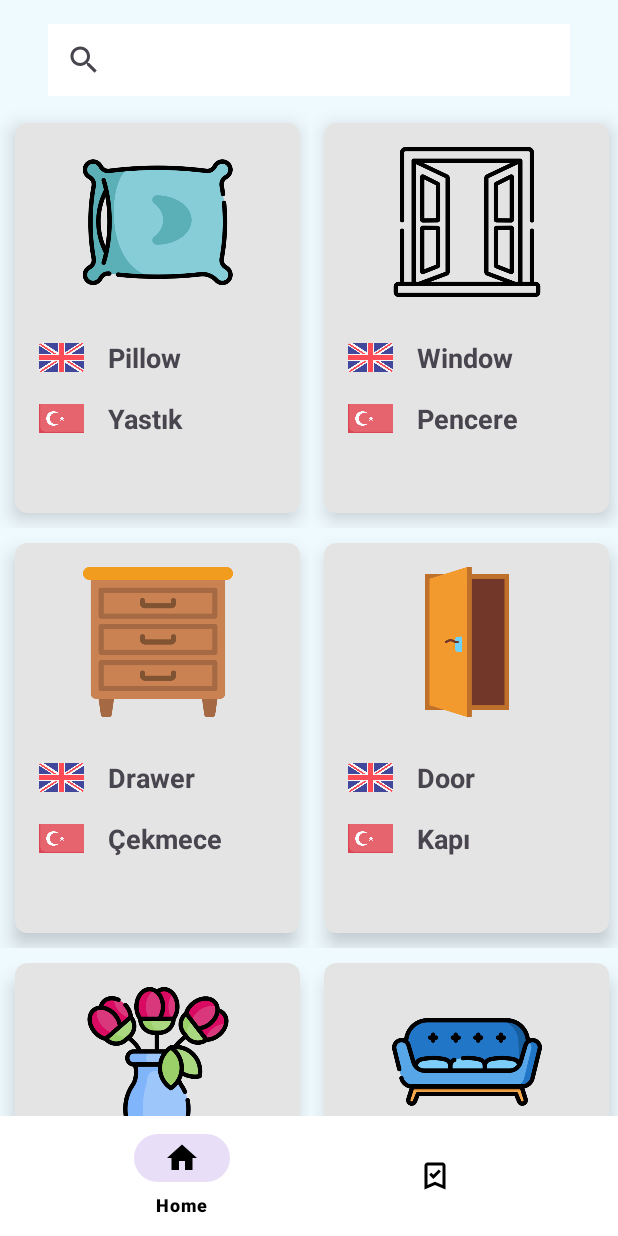
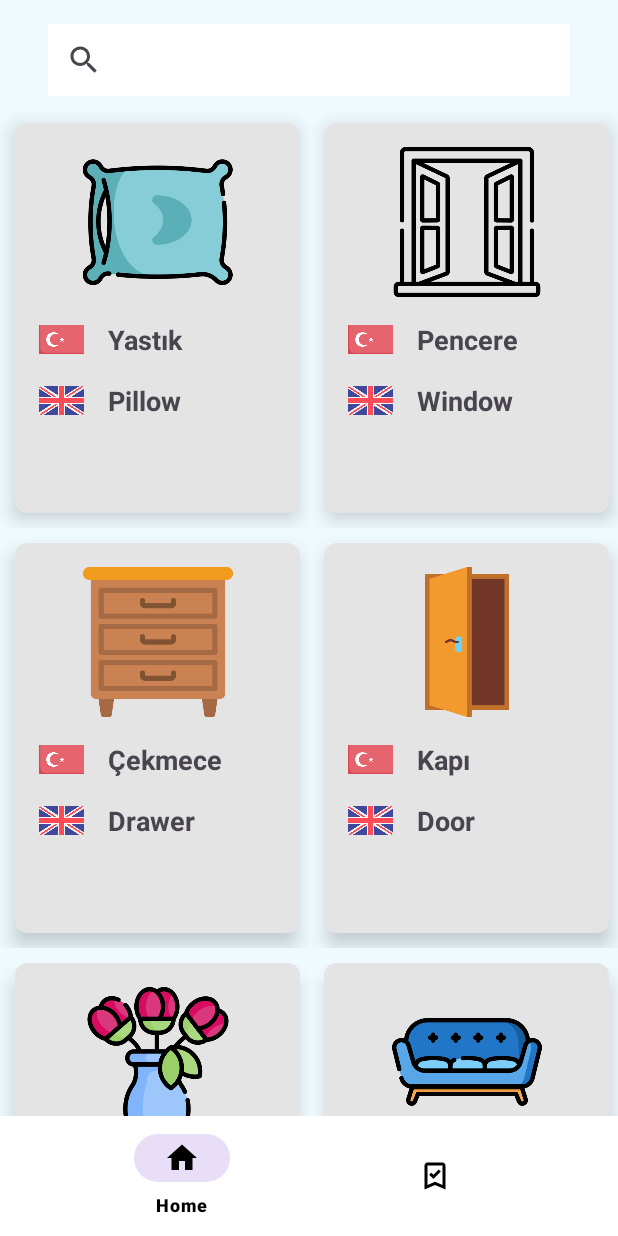
Before and after one commit to mertncu/LingualLexicon, an Android app: the screen it shows after launch (MainActivity), on a phone screen of 412 x 824 dp. Run offline under Robolectric (Android 15) with nearby library versions, the phone set to English and light mode, and no system bars; our stand-ins replace navigation-ui.

Commit message:
Refactor words item layout

```diff
--- a/app/src/main/res/layout/item_layout_words_list.xml
+++ b/app/src/main/res/layout/item_layout_words_list.xml
@@ -29,8 +29,9 @@
                 app:layout_constraintTop_toTopOf="parent"
                 app:srcCompat="@drawable/keyboard" />
 
+            <!-- Türkçe Kelime -->
             <ImageView
-                android:id="@+id/imageView2"
+                android:id="@+id/imageViewTurkish"
                 android:layout_width="30dp"
                 android:layout_height="30dp"
                 android:layout_marginStart="16dp"
@@ -50,26 +51,13 @@
                 android:textSize="18sp"
                 android:textStyle="bold"
                 app:layout_constraintEnd_toEndOf="parent"
-                app:layout_constraintStart_toEndOf="@+id/imageView2"
-                app:layout_constraintTop_toBottomOf="@+id/tvEnglishWordName"
+                app:layout_constraintStart_toEndOf="@+id/imageViewTurkish"
+                app:layout_constraintTop_toBottomOf="@+id/ivWord"
                 tools:text="Klavye" />
 
-            <TextView
-                android:id="@+id/tvEnglishWordName"
-                android:layout_width="0dp"
-                android:layout_height="wrap_content"
-                android:layout_marginStart="16dp"
-                android:layout_marginTop="28dp"
-                android:layout_marginEnd="16dp"
-                android:textSize="18sp"
-                android:textStyle="bold"
-                app:layout_constraintEnd_toEndOf="parent"
-                app:layout_constraintStart_toEndOf="@+id/imageView"
-                app:layout_constraintTop_toBottomOf="@+id/ivWord"
-                tools:text="Keyboard" />
-
+            <!-- İngilizce Kelime -->
             <ImageView
-                android:id="@+id/imageView"
+                android:id="@+id/imageViewEnglish"
                 android:layout_width="30dp"
                 android:layout_height="30dp"
                 android:layout_marginStart="16dp"
@@ -78,6 +66,20 @@
                 app:layout_constraintStart_toStartOf="parent"
                 app:layout_constraintTop_toTopOf="@+id/tvEnglishWordName"
                 app:srcCompat="@drawable/english" />
+
+            <TextView
+                android:id="@+id/tvEnglishWordName"
+                android:layout_width="0dp"
+                android:layout_height="wrap_content"
+                android:layout_marginStart="16dp"
+                android:layout_marginTop="16dp"
+                android:layout_marginEnd="16dp"
+                android:textSize="18sp"
+                android:textStyle="bold"
+                app:layout_constraintEnd_toEndOf="parent"
+                app:layout_constraintStart_toEndOf="@+id/imageViewEnglish"
+                app:layout_constraintTop_toBottomOf="@+id/tvTurkishWordName"
+                tools:text="Keyboard" />
         </androidx.constraintlayout.widget.ConstraintLayout>
     </androidx.cardview.widget.CardView>
 </LinearLayout>
```
